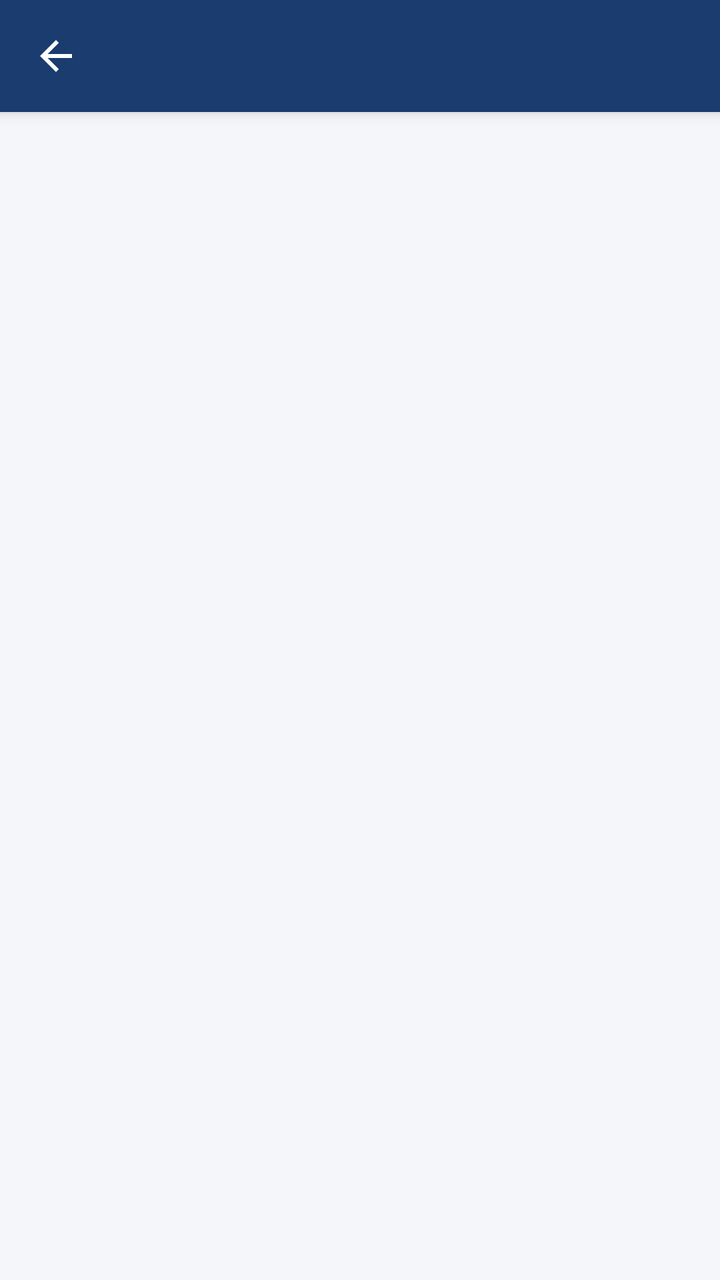
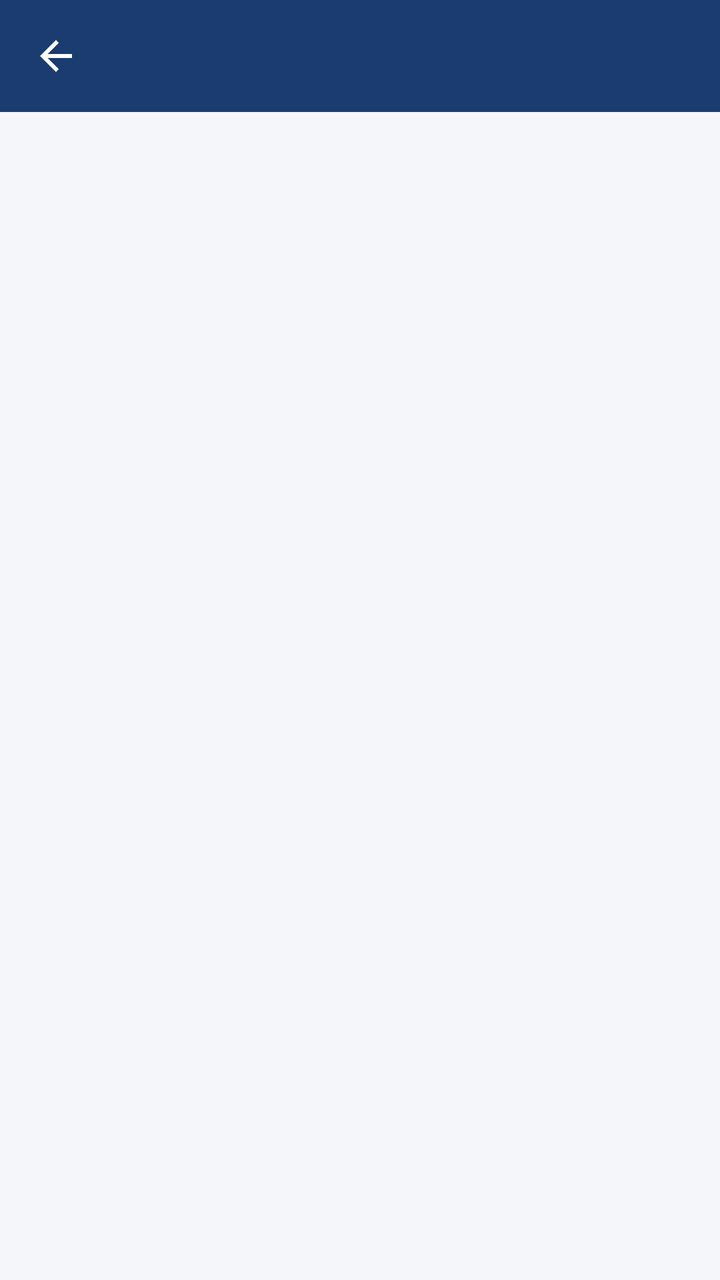

Two renders of the same Android screen: before a commit and after it. Below are the layout's source before the change and the commit's diff.
<!-- AndroidManifest.xml: application theme Theme.CaLaws -->
<!-- res/layout/activity_document.xml -->
<?xml version="1.0" encoding="utf-8"?>
<LinearLayout xmlns:android="http://schemas.android.com/apk/res/android"
    xmlns:app="http://schemas.android.com/apk/res-auto"
    android:layout_width="match_parent"
    android:layout_height="match_parent"
    android:orientation="vertical"
    android:fitsSystemWindows="true"
    android:background="@color/screenBackground">

    <com.google.android.material.appbar.MaterialToolbar
        android:id="@+id/toolbar"
        android:layout_width="match_parent"
        android:layout_height="?attr/actionBarSize"
        android:background="@color/primary"
        app:navigationIcon="@drawable/ic_arrow_back"
        app:navigationIconTint="@color/white"
        app:titleTextColor="@color/white"
        android:elevation="4dp" />

    <androidx.recyclerview.widget.RecyclerView
        android:id="@+id/sectionsRecyclerView"
        android:layout_width="match_parent"
        android:layout_height="match_parent"
        android:clipToPadding="false"
        android:paddingBottom="24dp" />

</LinearLayout>
<!-- resources referenced by this layout -->
<resources>
  <color name="primary">#1A3C6E</color>
  <color name="screenBackground">#F4F6F9</color>
  <color name="white">#FFFFFF</color>
  <!-- drawable ic_arrow_back (drawable) -->
  <?xml version="1.0" encoding="utf-8"?>
  <vector xmlns:android="http://schemas.android.com/apk/res/android"
      android:width="24dp"
      android:height="24dp"
      android:viewportWidth="24"
      android:viewportHeight="24"
      android:tint="?attr/colorControlNormal">
      <path
          android:fillColor="#FF000000"
          android:pathData="M20,11H7.83l5.59,-5.59L12,4l-8,8 8,8 1.41,-1.41L7.83,13H20v-2z" />
  </vector>
  <style name="Theme.CaLaws" parent="Theme.MaterialComponents.DayNight.NoActionBar">
          <item name="colorPrimary">@color/primary</item>
          <item name="colorPrimaryDark">@color/primaryDark</item>
          <item name="colorAccent">@color/accent</item>
          <item name="android:windowBackground">@color/screenBackground</item>
          <item name="android:statusBarColor">@color/primaryDark</item>
      </style>
  <color name="primaryDark">#122A4E</color>
  <color name="accent">#C8102E</color>
</resources>

<!-- the commit's change to res/layout/activity_document.xml (unified diff, before → after) -->
@@ -4,18 +4,24 @@
     android:layout_width="match_parent"
     android:layout_height="match_parent"
     android:orientation="vertical"
-    android:fitsSystemWindows="true"
     android:background="@color/screenBackground">
 
-    <com.google.android.material.appbar.MaterialToolbar
-        android:id="@+id/toolbar"
+    <com.google.android.material.appbar.AppBarLayout
         android:layout_width="match_parent"
-        android:layout_height="?attr/actionBarSize"
+        android:layout_height="wrap_content"
+        android:fitsSystemWindows="true"
         android:background="@color/primary"
-        app:navigationIcon="@drawable/ic_arrow_back"
-        app:navigationIconTint="@color/white"
-        app:titleTextColor="@color/white"
-        android:elevation="4dp" />
+        app:elevation="4dp">
+
+        <com.google.android.material.appbar.MaterialToolbar
+            android:id="@+id/toolbar"
+            android:layout_width="match_parent"
+            android:layout_height="?attr/actionBarSize"
+            app:navigationIcon="@drawable/ic_arrow_back"
+            app:navigationIconTint="@color/white"
+            app:titleTextColor="@color/white" />
+
+    </com.google.android.material.appbar.AppBarLayout>
 
     <androidx.recyclerview.widget.RecyclerView
         android:id="@+id/sectionsRecyclerView"
<!-- resource entries referenced after the edit -->
@@ -20,7 +20,7 @@
           <item name="colorPrimaryDark">@color/primaryDark</item>
           <item name="colorAccent">@color/accent</item>
           <item name="android:windowBackground">@color/screenBackground</item>
-          <item name="android:statusBarColor">@color/primaryDark</item>
+          <item name="android:statusBarColor">@color/primary</item>
       </style>
   <color name="primaryDark">#122A4E</color>
   <color name="accent">#C8102E</color>
